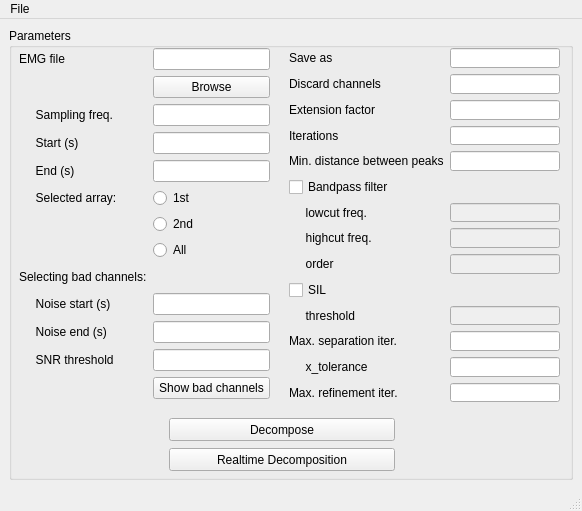
The window that user_interface/gui_tmod.ui (fitrinad/emgrtdec) describes before a commit, drawn with Qt 5.
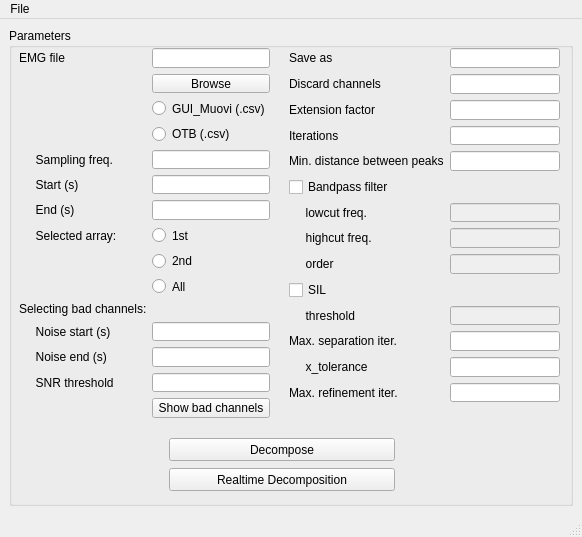
The same window after the commit.

Commit message:
Updated functions, user_interface, and tmod.py
preprocessing.py: Added function for extension factor calculation
tmod.py: Added notch filter before decomposition
gui_tmod.ui: Added options for .csv files from GUI_Muovi or OTB

Patch:
```diff
--- a/user_interface/gui_tmod.ui
+++ b/user_interface/gui_tmod.ui
@@ -7,7 +7,7 @@
     <x>0</x>
     <y>0</y>
     <width>582</width>
-    <height>511</height>
+    <height>537</height>
    </rect>
   </property>
   <property name="windowTitle">
@@ -32,62 +32,47 @@
          <x>10</x>
          <y>20</y>
          <width>251</width>
-         <height>351</height>
+         <height>370</height>
         </rect>
        </property>
        <layout class="QGridLayout" name="gridLayout">
-        <item row="4" column="0">
-         <widget class="QLabel" name="label_StartTime">
-          <property name="text">
-           <string>     Start (s)</string>
-          </property>
-         </widget>
-        </item>
-        <item row="5" column="0">
-         <widget class="QLabel" name="label_EndTime">
-          <property name="text">
-           <string>     End (s)</string>
-          </property>
-         </widget>
-        </item>
-        <item row="6" column="0">
-         <widget class="QLabel" name="label_EndTime_2">
-          <property name="text">
-           <string>     Selected array:</string>
-          </property>
-         </widget>
-        </item>
-        <item row="5" column="1">
-         <widget class="QLineEdit" name="lineEdit_EndTime"/>
-        </item>
-        <item row="3" column="1">
-         <widget class="QLineEdit" name="lineEdit_SamplingFreq"/>
-        </item>
         <item row="6" column="1">
-         <widget class="QRadioButton" name="radioButton_FirstArray">
-          <property name="text">
-           <string>1st</string>
-          </property>
-         </widget>
+         <widget class="QLineEdit" name="lineEdit_StartTime"/>
         </item>
-        <item row="0" column="0">
-         <widget class="QLabel" name="label_EMGFile">
-          <property name="text">
-           <string>EMG file</string>
-          </property>
-         </widget>
-        </item>
-        <item row="8" column="1">
+        <item row="10" column="1">
          <widget class="QRadioButton" name="radioButton_AllArrays">
           <property name="text">
            <string>All</string>
           </property>
          </widget>
         </item>
-        <item row="3" column="0">
-         <widget class="QLabel" name="label_SamplingFreq">
+        <item row="8" column="1">
+         <widget class="QRadioButton" name="radioButton_FirstArray">
           <property name="text">
-           <string>     Sampling freq.</string>
+           <string>1st</string>
+          </property>
+          <attribute name="buttonGroup">
+           <string notr="true">buttonGroup_2</string>
+          </attribute>
+         </widget>
+        </item>
+        <item row="4" column="1">
+         <widget class="QRadioButton" name="radioButton_OTB_csv">
+          <property name="text">
+           <string>OTB (.csv)</string>
+          </property>
+          <attribute name="buttonGroup">
+           <string notr="true">buttonGroup</string>
+          </attribute>
+         </widget>
+        </item>
+        <item row="7" column="1">
+         <widget class="QLineEdit" name="lineEdit_EndTime"/>
+        </item>
+        <item row="14" column="0">
+         <widget class="QLabel" name="label_NoiseEnd">
+          <property name="text">
+           <string>     Noise end (s)</string>
           </property>
          </widget>
         </item>
@@ -98,63 +83,104 @@
           </property>
          </widget>
         </item>
-        <item row="4" column="1">
-         <widget class="QLineEdit" name="lineEdit_StartTime"/>
+        <item row="14" column="1">
+         <widget class="QLineEdit" name="lineEdit_NoiseEnd"/>
         </item>
-        <item row="7" column="1">
-         <widget class="QRadioButton" name="radioButton_SecondArray">
-          <property name="text">
-           <string>2nd</string>
-          </property>
-         </widget>
-        </item>
-        <item row="0" column="1">
-         <widget class="QLineEdit" name="lineEdit_EMGFile"/>
-        </item>
-        <item row="10" column="0">
+        <item row="12" column="0">
          <widget class="QLabel" name="label_SelectingBadChannels">
           <property name="text">
            <string>Selecting bad channels:</string>
           </property>
          </widget>
         </item>
-        <item row="11" column="0">
-         <widget class="QLabel" name="label_NoiseStart">
+        <item row="5" column="0">
+         <widget class="QLabel" name="label_SamplingFreq">
           <property name="text">
-           <string>     Noise start (s)</string>
+           <string>     Sampling freq.</string>
           </property>
          </widget>
         </item>
-        <item row="12" column="0">
-         <widget class="QLabel" name="label_NoiseEnd">
-          <property name="text">
-           <string>     Noise end (s)</string>
-          </property>
-         </widget>
-        </item>
-        <item row="13" column="0">
+        <item row="15" column="0">
          <widget class="QLabel" name="label_SNRThreshold">
           <property name="text">
            <string>     SNR threshold</string>
           </property>
          </widget>
         </item>
-        <item row="14" column="1">
+        <item row="0" column="1">
+         <widget class="QLineEdit" name="lineEdit_EMGFile"/>
+        </item>
+        <item row="7" column="0">
+         <widget class="QLabel" name="label_EndTime">
+          <property name="text">
+           <string>     End (s)</string>
+          </property>
+         </widget>
+        </item>
+        <item row="6" column="0">
+         <widget class="QLabel" name="label_StartTime">
+          <property name="text">
+           <string>     Start (s)</string>
+          </property>
+         </widget>
+        </item>
+        <item row="5" column="1">
+         <widget class="QLineEdit" name="lineEdit_SamplingFreq"/>
+        </item>
+        <item row="16" column="1">
          <widget class="QPushButton" name="pushButton_ShowBadChannels">
           <property name="text">
            <string>Show bad channels</string>
           </property>
          </widget>
         </item>
-        <item row="11" column="1">
+        <item row="13" column="1">
          <widget class="QLineEdit" name="lineEdit_NoiseStart"/>
         </item>
-        <item row="12" column="1">
-         <widget class="QLineEdit" name="lineEdit_NoiseEnd"/>
+        <item row="0" column="0">
+         <widget class="QLabel" name="label_EMGFile">
+          <property name="text">
+           <string>EMG file</string>
+          </property>
+         </widget>
         </item>
-        <item row="13" column="1">
+        <item row="9" column="1">
+         <widget class="QRadioButton" name="radioButton_SecondArray">
+          <property name="text">
+           <string>2nd</string>
+          </property>
+          <attribute name="buttonGroup">
+           <string notr="true">buttonGroup_2</string>
+          </attribute>
+         </widget>
+        </item>
+        <item row="13" column="0">
+         <widget class="QLabel" name="label_NoiseStart">
+          <property name="text">
+           <string>     Noise start (s)</string>
+          </property>
+         </widget>
+        </item>
+        <item row="15" column="1">
          <widget class="QLineEdit" name="lineEdit_SNRThreshold"/>
         </item>
+        <item row="8" column="0">
+         <widget class="QLabel" name="label_EndTime_2">
+          <property name="text">
+           <string>     Selected array:</string>
+          </property>
+         </widget>
+        </item>
+        <item row="3" column="1">
+         <widget class="QRadioButton" name="radioButton_GUI_Muovi_csv">
+          <property name="text">
+           <string>GUI_Muovi (.csv)</string>
+          </property>
+          <attribute name="buttonGroup">
+           <string notr="true">buttonGroup</string>
+          </attribute>
+         </widget>
+        </item>
        </layout>
       </widget>
       <widget class="QWidget" name="layoutWidget">
@@ -329,7 +355,7 @@
        <property name="geometry">
         <rect>
          <x>160</x>
-         <y>420</y>
+         <y>440</y>
          <width>226</width>
          <height>23</height>
         </rect>
@@ -342,7 +368,7 @@
        <property name="geometry">
         <rect>
          <x>160</x>
-         <y>390</y>
+         <y>410</y>
          <width>226</width>
          <height>23</height>
         </rect>
```
Left out of the diff: 7 changed lines with no effect on the pictures. The commit also changes 2 other files.
